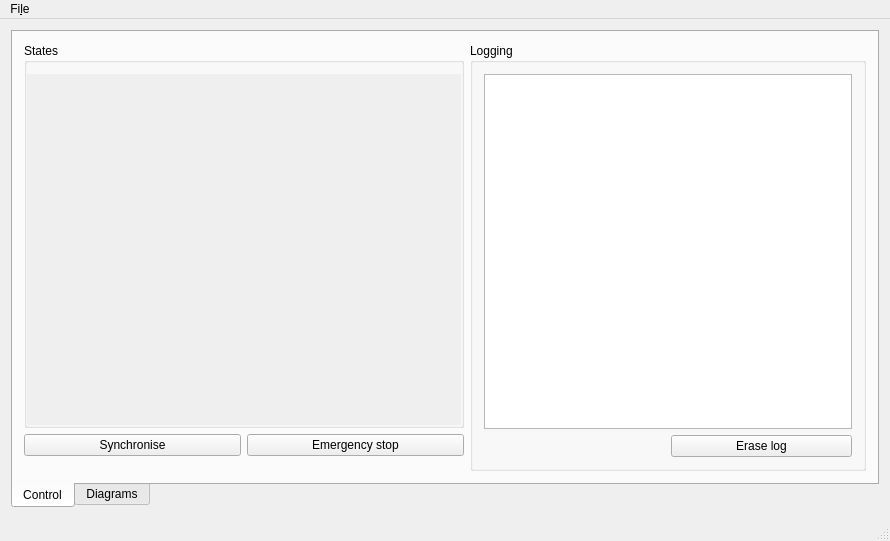
Above: robotmon/MainWindow.ui from szotsaki/robot-state-modeller before the change. Below: the same form after it.
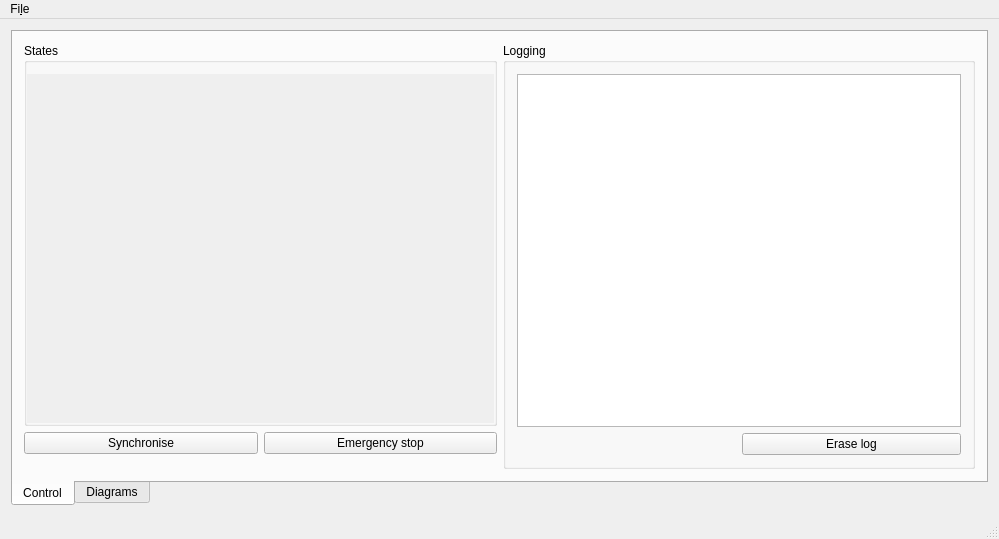
That is the form after the change. Icons and pictures are not drawn. Custom widgets are drawn as their Qt base class.

Patch:
```diff
--- a/robotmon/MainWindow.ui
+++ b/robotmon/MainWindow.ui
@@ -6,8 +6,8 @@
    <rect>
     <x>0</x>
     <y>0</y>
-    <width>890</width>
-    <height>541</height>
+    <width>999</width>
+    <height>539</height>
    </rect>
   </property>
   <property name="windowTitle">
@@ -80,8 +80,8 @@
                  <rect>
                   <x>0</x>
                   <y>0</y>
-                  <width>436</width>
-                  <height>378</height>
+                  <width>477</width>
+                  <height>376</height>
                  </rect>
                 </property>
                 <layout class="QVBoxLayout" name="verticalLayoutStates">
@@ -274,7 +274,7 @@
     <rect>
      <x>0</x>
      <y>0</y>
-     <width>890</width>
+     <width>999</width>
      <height>24</height>
     </rect>
    </property>
```
